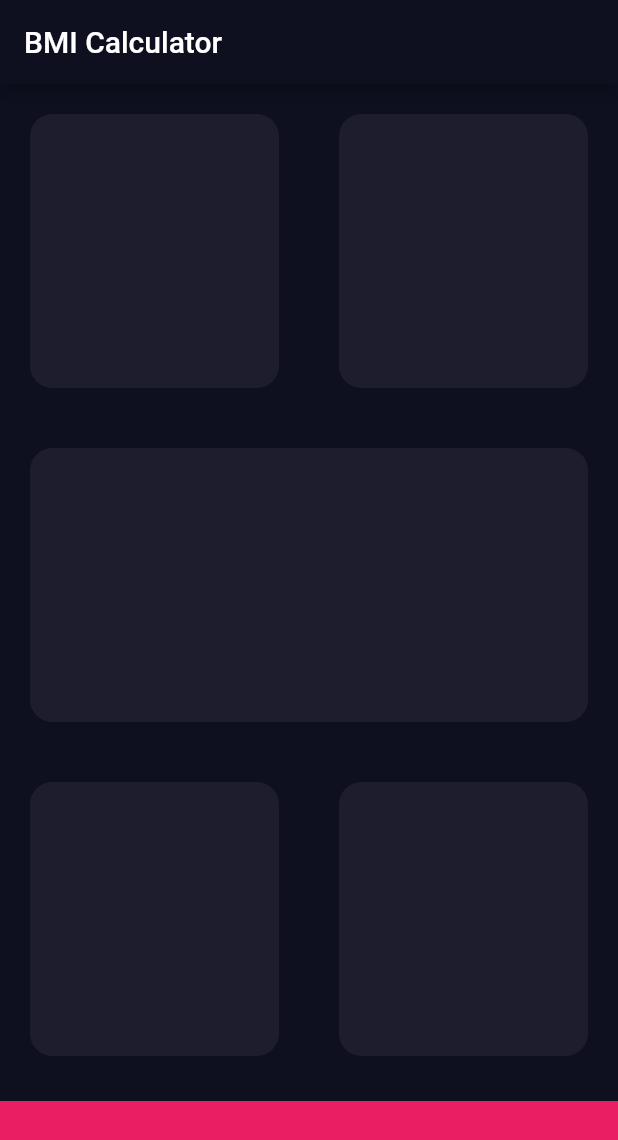
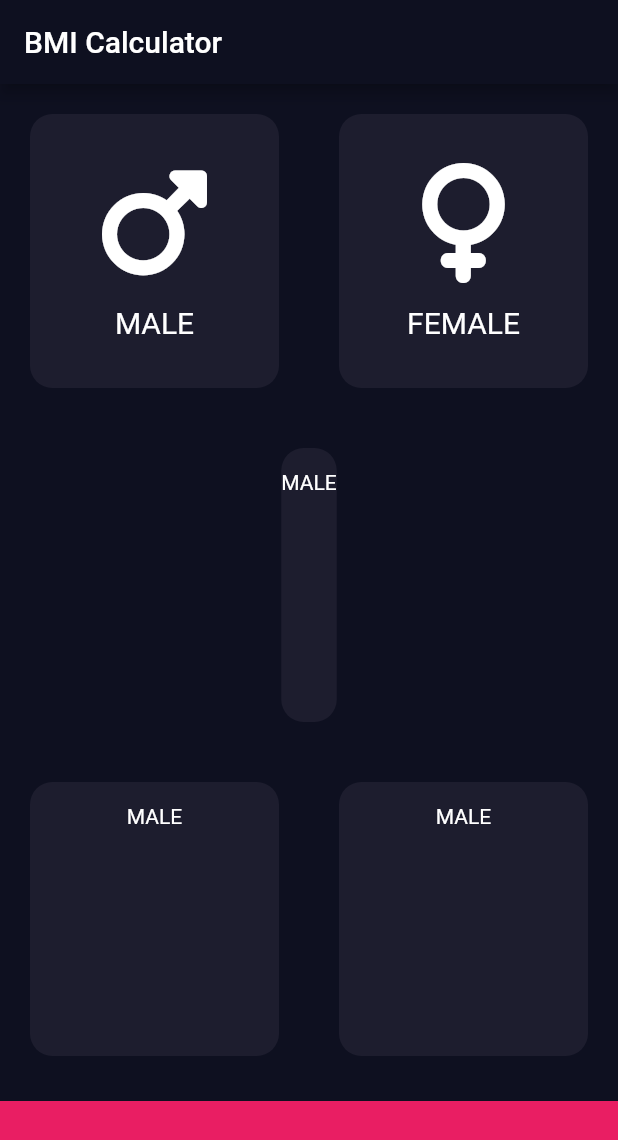
Before and after one commit to aleks007ua/bmi_calculator, a Flutter app: the screen it shows after launch, on a phone screen of 412 x 824 dp. Shown: the top 1140 px of the screen. Run offline on Flutter 3.47's test engine with Material 2 defaults, Android fonts, the phone set to English and light mode, and no system bars; our stand-ins replace font_awesome_flutter.

Commit message:
create new file icon_content

```diff
--- /dev/null
+++ b/lib/icon_content.dart
@@ -0,0 +1,38 @@
+
+import 'package:flutter/material.dart';
+import 'package:font_awesome_flutter/font_awesome_flutter.dart';
+
+const iconCardMale = FontAwesomeIcons.mars;
+const iconCardFemale = FontAwesomeIcons.venus;
+const iconTextMale = 'MALE';
+const iconTextFemale = 'FEMALE';
+
+class IconContent extends StatelessWidget {
+  IconContent({required this.iconCardForButtom, required this.textIcon});
+
+  final IconData iconCardForButtom;
+  final String textIcon;
+
+  @override
+  Widget build(BuildContext context) {
+    return Column(
+      mainAxisAlignment: MainAxisAlignment.center,
+      children:  [
+        Icon(
+          iconCardForButtom,
+          size: 80,
+        ),
+        SizedBox(
+          height: 15,
+        ),
+        Text(
+         textIcon,
+         style: TextStyle(
+           fontSize: 20,
+           color: Colors.white,
+         ),
+        ),
+      ],
+    );
+  }
+}
--- a/lib/input_page.dart
+++ b/lib/input_page.dart
@@ -1,4 +1,6 @@
 import 'package:flutter/material.dart';
+import 'package:font_awesome_flutter/font_awesome_flutter.dart';
+import 'icon_content.dart';
 
 const bottomContainerHeidth = 90.0;
 const activeCardColour = Color.fromARGB(255, 29, 29, 46);
@@ -25,12 +27,20 @@ class _InputPageState extends State<InputPage> {
               children: [
                 Expanded(
                   child: ReusableCard(
+                    cardChild: IconContent(
+                      iconCardForButtom: iconCardMale,
+                      textIcon: iconTextMale,
+                    ),
                     colorChange: activeCardColour,
                   ),
                 ),
                 Expanded(
                   child: ReusableCard(
                     colorChange: activeCardColour,
+                    cardChild: IconContent(
+                      iconCardForButtom: iconCardFemale,
+                      textIcon: iconTextFemale,
+                    ),
                   ),
                 ),
               ],
@@ -39,6 +49,16 @@ class _InputPageState extends State<InputPage> {
           Expanded(
             child: ReusableCard(
               colorChange: activeCardColour,
+              cardChild: Column(
+                children: const [
+                  SizedBox(
+                    height: 15,
+                  ),
+                  Text(
+                    'MALE',
+                  ),
+                ],
+              ),
             ),
           ),
           Expanded(
@@ -47,11 +67,31 @@ class _InputPageState extends State<InputPage> {
                 Expanded(
                   child: ReusableCard(
                     colorChange: activeCardColour,
+                    cardChild: Column(
+                      children: const [
+                        SizedBox(
+                          height: 15,
+                        ),
+                        Text(
+                          'MALE',
+                        ),
+                      ],
+                    ),
                   ),
                 ),
                 Expanded(
                   child: ReusableCard(
                     colorChange: activeCardColour,
+                    cardChild: Column(
+                      children: const [
+                        SizedBox(
+                          height: 15,
+                        ),
+                        Text(
+                          'MALE',
+                        ),
+                      ],
+                    ),
                   ),
                 ),
               ],
@@ -70,13 +110,15 @@ class _InputPageState extends State<InputPage> {
 }
 
 class ReusableCard extends StatelessWidget {
-  ReusableCard({required this.colorChange});
+  ReusableCard({required this.colorChange, required this.cardChild});
 
   final Color colorChange;
+  final Widget cardChild;
 
   @override
   Widget build(BuildContext context) {
     return Container(
+      child: cardChild,
       margin: EdgeInsets.all(20),
       decoration: BoxDecoration(
         color: colorChange,
```
